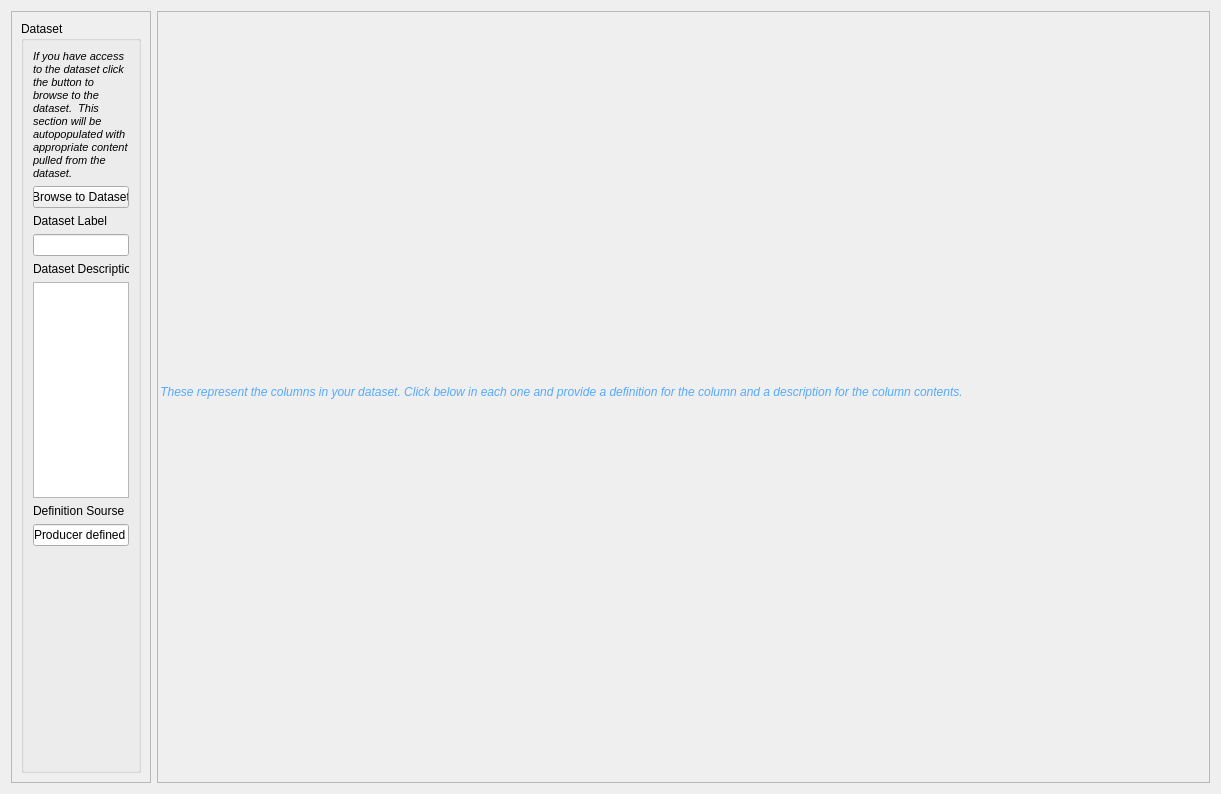
The window that pymdwizard/gui/ui_files/detailed.ui (DOI-USGS/fort-pymdwizard) describes before a commit, drawn with Qt 5.
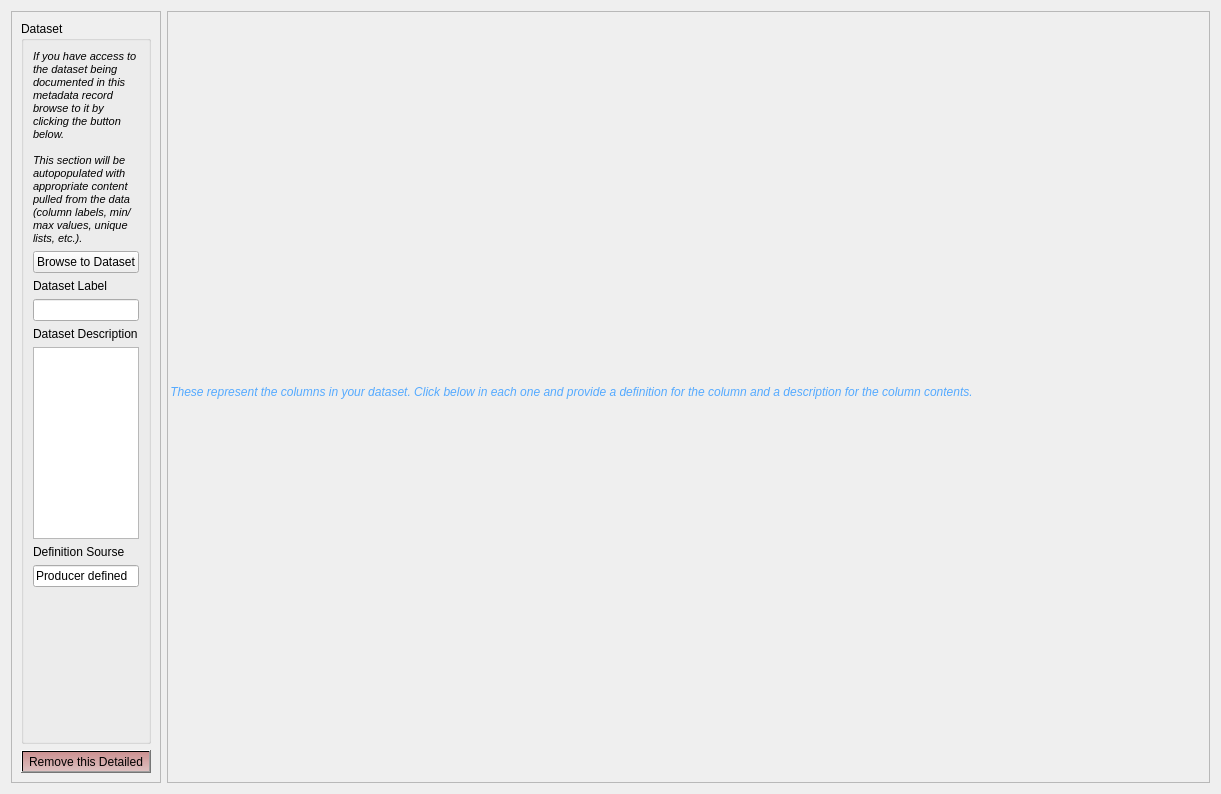
The same window after the commit.

```diff
--- a/pymdwizard/gui/ui_files/detailed.ui
+++ b/pymdwizard/gui/ui_files/detailed.ui
@@ -24,7 +24,7 @@
      </property>
      <property name="maximumSize">
       <size>
-       <width>140</width>
+       <width>150</width>
        <height>16777215</height>
       </size>
      </property>
@@ -47,7 +47,9 @@
             <string notr="true">font: italic 8pt;</string>
            </property>
            <property name="text">
-            <string>If you have access to the dataset click the button to browse to the dataset.  This section will be autopopulated with appropriate content pulled from the dataset.</string>
+            <string>If you have access to the dataset being documented in this metadata record browse to it by clicking the button below.
+
+This section will be autopopulated with appropriate content pulled from the data (column labels, min/max values, unique lists, etc.).</string>
            </property>
            <property name="wordWrap">
             <bool>true</bool>
@@ -111,6 +113,17 @@
         </layout>
        </widget>
       </item>
+      <item>
+       <widget class="QPushButton" name="btn_remove">
+        <property name="styleSheet">
+         <string notr="true">background-color: qlineargradient(spread:pad, x1:0, y1:0, x2:0, y2:1, stop:0 rgba(150, 0, 0, 100), stop:1 rgba(147, 0, 0, 50));
+</string>
+        </property>
+        <property name="text">
+         <string>Remove this Detailed</string>
+        </property>
+       </widget>
+      </item>
      </layout>
     </widget>
    </item>
```
